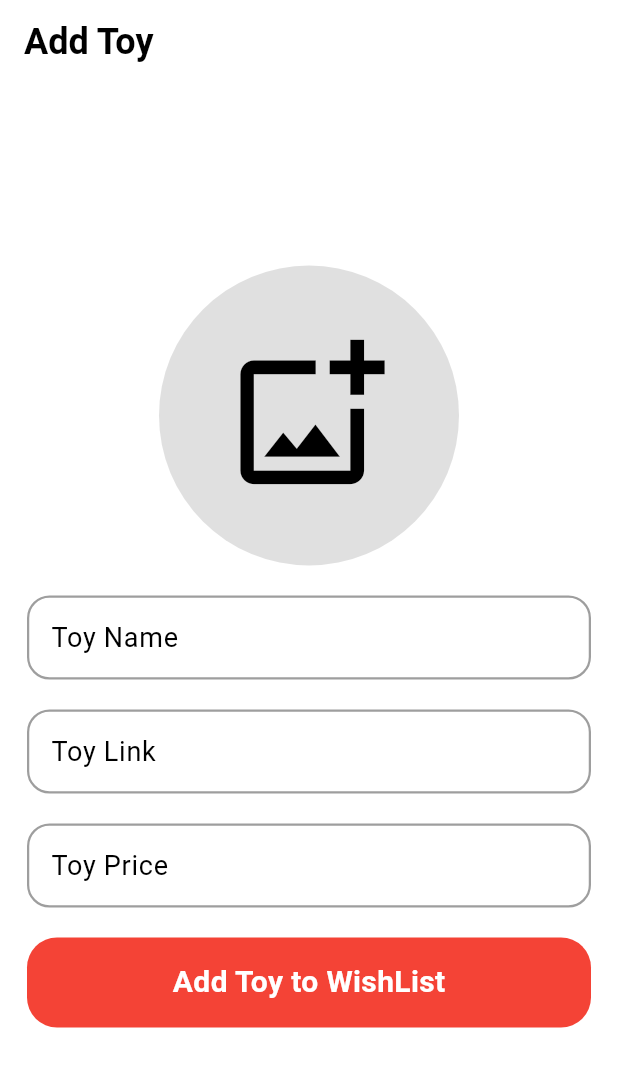
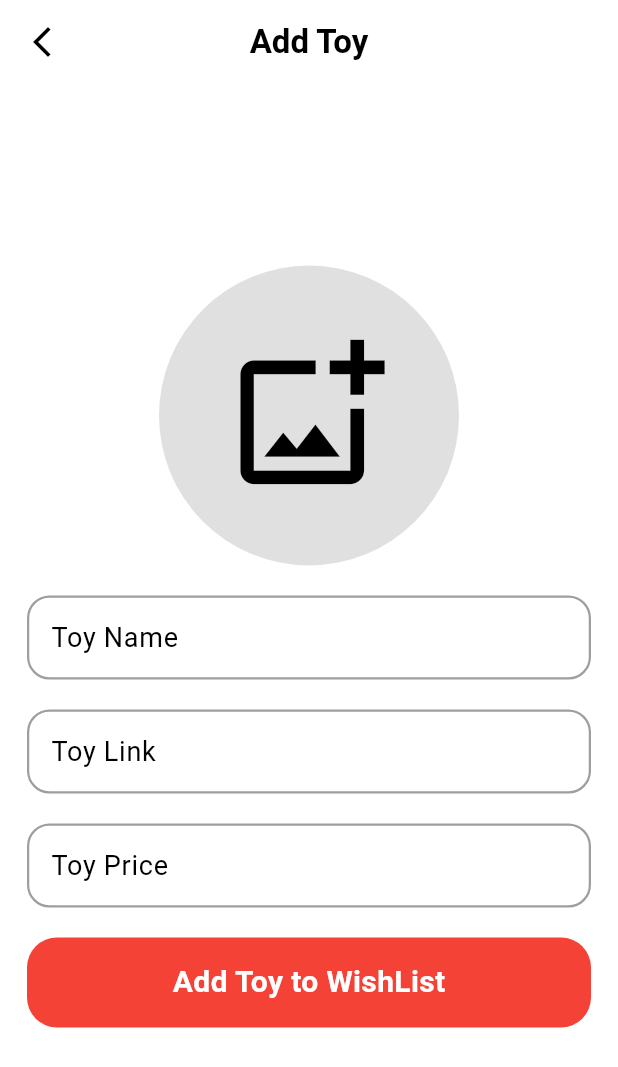
Before and after one commit to Sharma-Ji-21/Toy-Do, a Flutter app: the screen it shows after launch, after a tap on the "add" icon, on a phone screen of 412 x 824 dp. Shown: the top 1067 px of the screen. Run offline on Flutter 3.47's test engine with Material 3 defaults, Android fonts, the phone set to English and light mode, and no system bars; our stand-ins replace cloud_firestore, firebase_core, firebase_database, flutter_dotenv, fluttertoast, image_picker and 1 more; accounts and stored records are empty.

Commit message:
Completed Toy-Do app

```diff
--- a/lib/main.dart
+++ b/lib/main.dart
@@ -2,6 +2,7 @@ import 'package:firebase_core/firebase_core.dart';
 import 'package:flutter/material.dart';
 import 'package:flutter_dotenv/flutter_dotenv.dart';
 import 'package:toy_do/screens/home_screen.dart';
+import 'package:webview_flutter/webview_flutter.dart';
 
 void main() async {
   WidgetsFlutterBinding.ensureInitialized();
--- a/lib/screens/home_screen.dart
+++ b/lib/screens/home_screen.dart
@@ -9,6 +9,8 @@ import 'package:flutter_dotenv/flutter_dotenv.dart';
 import 'package:fluttertoast/fluttertoast.dart';
 import 'package:image_picker/image_picker.dart';
 import 'package:http/http.dart' as http;
+
+import '../services/imageWebViewPage.dart';
 
 class HomeScreen extends StatefulWidget {
   const HomeScreen({super.key});
@@ -54,11 +56,23 @@ class _HomeScreenState extends State<HomeScreen> {
             backgroundColor: Colors.white,
             appBar: AppBar(
               backgroundColor: Colors.white,
+              elevation: 0,
+              leading: IconButton(
+                  onPressed: () {
+                    setState(() {
+                      isAdding = !isAdding;
+                    });
+                  },
+                  icon: Icon(
+                    Icons.arrow_back_ios_new,
+                    color: Colors.black,
+                  )),
+              centerTitle: true,
               title: Text(
                 "Add Toy",
                 style: TextStyle(
                   color: Colors.black,
-                  fontSize: 24,
+                  fontSize: 22,
                   fontWeight: FontWeight.bold,
                 ),
               ),
@@ -176,7 +190,11 @@ class _HomeScreenState extends State<HomeScreen> {
                             color: Colors.red,
                           ),
                           child: Center(
-                              child: Text(
+                              child: isUploading
+                                  ? CircularProgressIndicator(
+                                      color: Colors.white,
+                                    )
+                                  : Text(
                                       "Add Toy to WishList",
                                       style: TextStyle(
                                           color: Colors.white,
@@ -330,6 +348,15 @@ class _HomeScreenState extends State<HomeScreen> {
           Positioned(
             left: 0,
             top: 17,
+            child: GestureDetector(
+              onTap: () {
+                Navigator.push(
+                  context,
+                  MaterialPageRoute(
+                    builder: (context) => ImageWebViewPage(url: toy["toyLink"]),
+                  ),
+                );
+              },
               child: CircleAvatar(
                 backgroundColor: Colors.grey[300],
                 radius: 55,
@@ -341,6 +368,7 @@ class _HomeScreenState extends State<HomeScreen> {
                         style: TextStyle(fontSize: 12),
                       )
                     : null,
+              ),
             ),
           ),
           Positioned(
--- a/pubspec.yaml
+++ b/pubspec.yaml
@@ -42,6 +42,7 @@ dependencies:
   http: ^0.13.6
   image_picker: ^1.0.4
   flutter_dotenv: ^5.0.2
+  webview_flutter: ^4.4.2
 
 dev_dependencies:
   flutter_test:
```
Also changed, not shown: lib/services/imageWebViewPage.dart (added, +20 -0 lines), pubspec.lock, 2 other files. Lines whose indentation alone changed are shown as unchanged.
